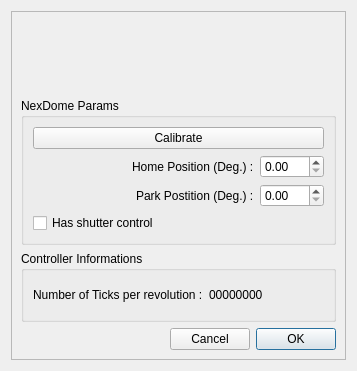
Above: NexDome.ui from rpineau/NexDome before the change. Below: the same form after it.
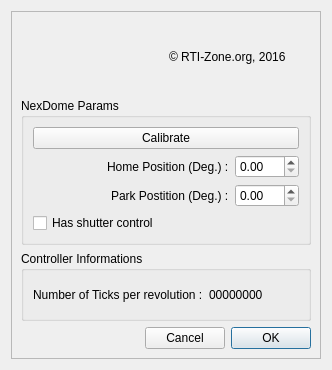
That is the form after the change. Icons and pictures are not drawn. Custom widgets are drawn as their Qt base class.

Commit message: some changes to the settings dialog box

Diff of the .ui file:
```diff
--- a/NexDome.ui
+++ b/NexDome.ui
@@ -6,8 +6,8 @@
    <rect>
     <x>0</x>
     <y>0</y>
-    <width>357</width>
-    <height>371</height>
+    <width>332</width>
+    <height>370</height>
    </rect>
   </property>
   <property name="windowTitle">
@@ -26,7 +26,58 @@
       <string/>
      </property>
      <layout class="QGridLayout" name="gridLayout">
-      <item row="1" column="0">
+      <item row="0" column="0">
+       <layout class="QHBoxLayout" name="horizontalLayout_5">
+        <item>
+         <widget class="QLabel" name="label_logo">
+          <property name="text">
+           <string/>
+          </property>
+          <property name="pixmap">
+           <pixmap>NexDome.png</pixmap>
+          </property>
+          <property name="alignment">
+           <set>Qt::AlignCenter</set>
+          </property>
+         </widget>
+        </item>
+        <item>
+         <widget class="QLabel" name="label_4">
+          <property name="text">
+           <string>© RTI-Zone.org, 2016</string>
+          </property>
+         </widget>
+        </item>
+       </layout>
+      </item>
+      <item row="4" column="0">
+       <widget class="QGroupBox" name="groupBox">
+        <property name="title">
+         <string>Controller Informations</string>
+        </property>
+        <layout class="QGridLayout" name="gridLayout_3">
+         <item row="0" column="0">
+          <layout class="QHBoxLayout" name="horizontalLayout">
+           <item>
+            <widget class="QLabel" name="label">
+             <property name="text">
+              <string>Number of Ticks per revolution :</string>
+             </property>
+            </widget>
+           </item>
+           <item>
+            <widget class="QLabel" name="ticksPerRev">
+             <property name="text">
+              <string>00000000</string>
+             </property>
+            </widget>
+           </item>
+          </layout>
+         </item>
+        </layout>
+       </widget>
+      </item>
+      <item row="2" column="0">
        <widget class="QGroupBox" name="MaxDomeIIParams">
         <property name="title">
          <string>NexDome Params</string>
@@ -111,7 +162,7 @@
         </layout>
        </widget>
       </item>
-      <item row="4" column="0">
+      <item row="5" column="0">
        <layout class="QHBoxLayout" name="horizontalLayout_4">
         <item>
          <spacer name="horizontalSpacer_4">
@@ -145,46 +196,6 @@
         </item>
        </layout>
       </item>
-      <item row="3" column="0">
-       <widget class="QGroupBox" name="groupBox">
-        <property name="title">
-         <string>Controller Informations</string>
-        </property>
-        <layout class="QGridLayout" name="gridLayout_3">
-         <item row="0" column="0">
-          <layout class="QHBoxLayout" name="horizontalLayout">
-           <item>
-            <widget class="QLabel" name="label">
-             <property name="text">
-              <string>Number of Ticks per revolution :</string>
-             </property>
-            </widget>
-           </item>
-           <item>
-            <widget class="QLabel" name="ticksPerRev">
-             <property name="text">
-              <string>00000000</string>
-             </property>
-            </widget>
-           </item>
-          </layout>
-         </item>
-        </layout>
-       </widget>
-      </item>
-      <item row="0" column="0">
-       <widget class="QLabel" name="label_logo">
-        <property name="text">
-         <string/>
-        </property>
-        <property name="pixmap">
-         <pixmap>NexDome.png</pixmap>
-        </property>
-        <property name="alignment">
-         <set>Qt::AlignCenter</set>
-        </property>
-       </widget>
-      </item>
      </layout>
     </widget>
    </item>
```
